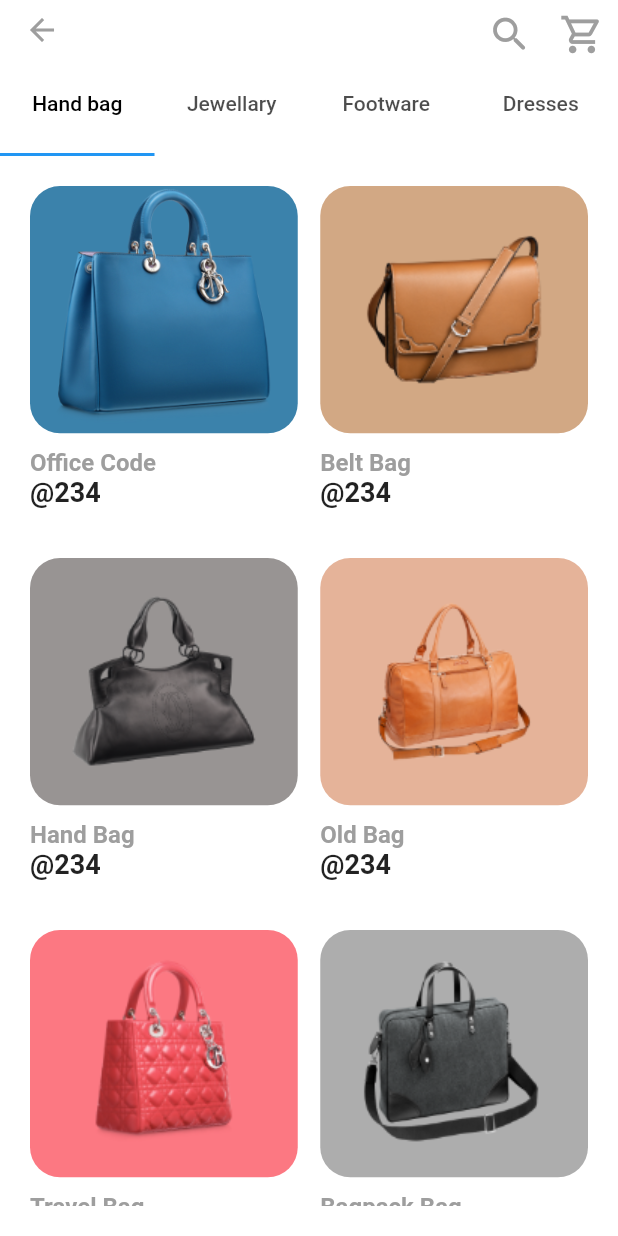
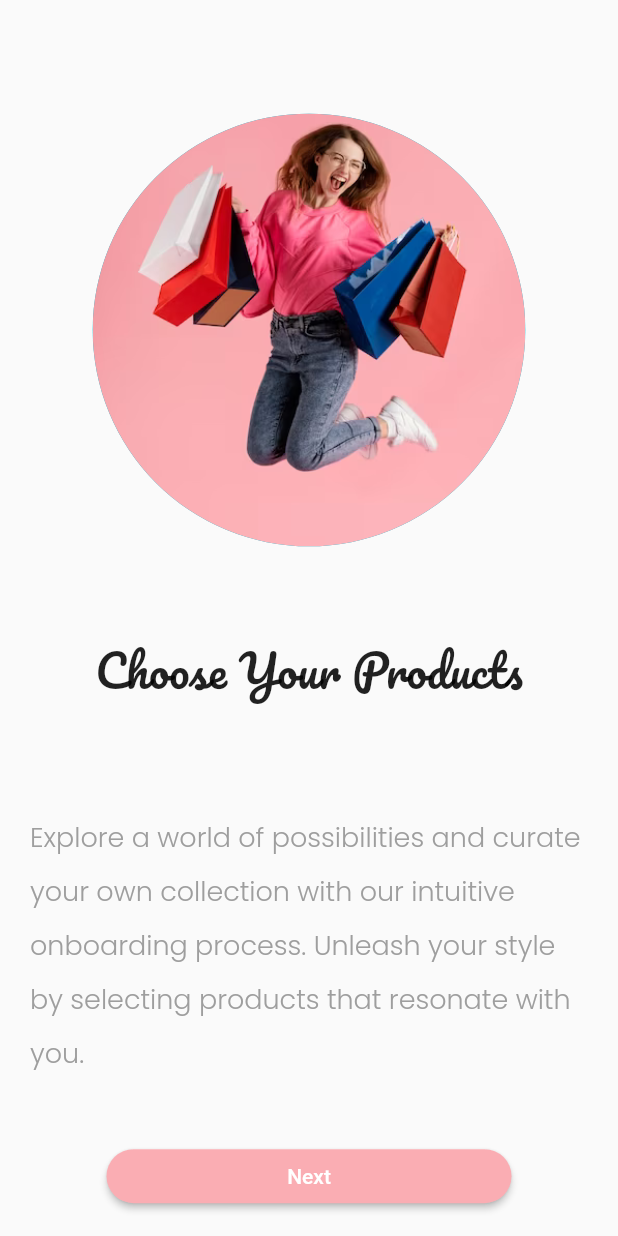
Before and after one commit to AvinashFunde/online_shopping_App, a Flutter app: the screen it shows after launch, on a phone screen of 412 x 824 dp. Run offline on Flutter 3.47's test engine with Material 2 defaults, Android fonts, the phone set to English and light mode, and no system bars; our stand-ins replace animate_do.

Commit message:
onbordind screen and api done

```diff
--- a/lib/globalVar.dart
+++ b/lib/globalVar.dart
@@ -23,5 +23,7 @@ class GlobalVariable {
     cartList.add(product);
   }
 
+
+
 // Other methods or functionalities can be added as needed
 }
--- a/lib/homepage.dart
+++ b/lib/homepage.dart
@@ -1,6 +1,8 @@
 import 'package:flutter/gestures.dart';
 import 'package:flutter/material.dart';
+import 'package:online_shooping_app/ApiFistScreen.dart';
 import 'details.dart';
+import 'onbordindS1.dart';
 
 class ProductModel {
   String image;
@@ -85,43 +87,43 @@ List<ProductModel> products = [
   ),
   ProductModel(
       image: "assets/images/b.png",
-      color: Color(0xFFD2A884),
+      color: Color(0xFF000000),
       name: "Gold Bracelet",
       type: 'jweklary',
       price: "@234"),
   ProductModel(
       image: "assets/images/c.png",
-      color: Color(0xFF989493),
+      color: Color(0xFF000000),
       name: "Silver Earrings",
       type: 'jweklary',
       price: "@234"),
   ProductModel(
       image: "assets/images/d.png",
-      color: Color(0xFFE5B399),
+      color: Color(0xFF000000),
       type: 'jweklary',
       name: "Emerald Ring",
       price: "@234"),
   ProductModel(
       image: "assets/images/e.png",
-      color: Color(0xFFE5B399),
+      color: Color(0xFF000000),
       type: 'jweklary',
       name: "Pearl Necklace",
       price: "@234"),
   ProductModel(
       image: "assets/images/f.png",
-      color: Color(0xFFADADAD),
+      color: Color(0xFF000000),
       type: 'jweklary',
       name: "Ruby Brooch",
       price: "@234"),
   ProductModel(
       image: "assets/images/g.png",
-      color: Color(0xFF3B82AB),
+      color: Color(0xFF000000),
       type: 'jweklary',
       name: "Sapphire Pendant",
       price: "@234"),
   ProductModel(
       image: "assets/images/h.png",
-      color: Color(0xFFD2A884),
+      color: Color(0xFF000000),
       type: 'jweklary',
       name: "Rose Gold Anklet",
       price: "@234"),
@@ -138,7 +140,6 @@ List<ProductModel> products = [
       color: Color(0xFFD2A884),
       type: 'shoe',
       name: "FlexFit Runner  ",
-
       price: "@500"),
   ProductModel(
       image: "assets/images/sc.png",
@@ -146,22 +147,20 @@ List<ProductModel> products = [
       color: Color(0xFFD2A884),
       type: 'shoe',
       name: "Urban Trekker",
-
       price: "@500"),
   ProductModel(
       image: "assets/images/sd.png",
       //yaha se start shooes
-      color: Color(0xFFD2A884),
+      color: Color(0xFF000000),
       type: 'shoe',
       name: "Skywalk Comfort",
       price: "@500"),
   ProductModel(
       image: "assets/images/se.png",
       //yaha se start shooes
-      color: Color(0xFFD2A884),
+      color: Color(0xFF000000),
       type: 'shoe',
       name: "Zen Sole Sneaker ",
-
       price: "@500"),
   ProductModel(
       image: "assets/images/sf.png",
@@ -169,7 +168,6 @@ List<ProductModel> products = [
       color: Color(0xFFD2A884),
       type: 'shoe',
       name: "Vogue Walkers ",
-
       price: "@500"),
   ProductModel(
       image: "assets/images/sg.png",
@@ -177,16 +175,13 @@ List<ProductModel> products = [
       color: Color(0xFFD2A884),
       type: 'shoe',
       name: "Gravity Defyer",
-
       price: "@500"),
   ProductModel(
       image: "assets/images/sh.png",
-
-      color: Color(0xFFD2A884),
+      color: Color(0xFF000000),
       type: 'shoe',
       name: "Elite Glide Pro",
       price: "@500"),
-
 ];
 
 class _MyHomePageState extends State<MyHomePage>
@@ -204,11 +199,12 @@ class _MyHomePageState extends State<MyHomePage>
     super.initState();
     handBags = products.where((element) => element.type == 'handBag').toList();
     jweklary = products.where((element) => element.type == 'jweklary').toList();
-    footware= products.where((element) => element.type == 'shoe').toList();
+    footware = products.where((element) => element.type == 'shoe').toList();
     tabController = TabController(length: 4, vsync: this);
   }
 
   Color g = Colors.grey;
+  bool isSearching = false;
 
   @override
   Widget build(BuildContext context) {
@@ -233,19 +229,17 @@ class _MyHomePageState extends State<MyHomePage>
     return Scaffold(
         backgroundColor: Colors.white,
         appBar: AppBar(
+
           centerTitle: true,
           elevation: 0,
           backgroundColor: Colors.white,
-          leading: IconButton(
-              onPressed: () {},
-              icon: Icon(
-                Icons.arrow_back,
-                color: g,
-              ),
-              color: g),
           actions: [
             IconButton(
-                onPressed: () {},
+                onPressed: () {
+                  setState(() {
+                    Navigator.push(context, MaterialPageRoute(builder: (context)=>Onbord1()));
+                  });
+                },
                 icon: Icon(
                   Icons.search_rounded,
                   color: g,
@@ -256,6 +250,17 @@ class _MyHomePageState extends State<MyHomePage>
                 onPressed: () {},
                 icon: Icon(
                   Icons.shopping_cart_outlined,
+                  color: g,
+                  size: 30,
+                ),
+                color: g),
+            IconButton(
+                onPressed: () {
+                  Navigator.push(context,
+                      MaterialPageRoute(builder: (context) => ApiFScreen()));
+                },
+                icon: Icon(
+                  Icons.api,
                   color: g,
                   size: 30,
                 ),
@@ -274,6 +279,7 @@ class _MyHomePageState extends State<MyHomePage>
             tabs: [
               Tab(
                 text: "Hand bag",
+
               ),
               Tab(
                 text: "Jewellary",
@@ -285,6 +291,33 @@ class _MyHomePageState extends State<MyHomePage>
                 text: "Dresses",
               ),
             ],
+          ),
+        ),
+        drawer: SafeArea(
+          child: Drawer(
+            surfaceTintColor: Colors.pink,
+           // shape: RoundedRectangleBorder(
+             // borderRadius: BorderRadius.only(
+                 // topRight: Radius.circular(50),
+                //  bottomRight: Radius.circular(50)),
+            //),
+            child: ListView(
+              children: [
+                DrawerHeader(padding: EdgeInsetsGeometry.infinity,
+                    decoration: BoxDecoration(
+                  color: Colors.cyan
+                ),
+                    child: UserAccountsDrawerHeader(
+                        currentAccountPictureSize: Size.fromRadius(30),
+                     accountName: Text("Avinash funde"),
+                     accountEmail: Text("avi3.3215@gmail.com"),
+                      currentAccountPicture: CircleAvatar(
+                        child: Text("A"),
+                      ),
+
+                ))
+              ],
+            ),
           ),
         ),
         body: Padding(
@@ -303,13 +336,15 @@ class _MyHomePageState extends State<MyHomePage>
                   itemBuilder: (BuildContext, index) {
                     return GestureDetector(
                       onTap: () {
-                        // Navigator.push(context, MaterialPageRoute(builder: (context)=>DetailsPage(
-                        //     handbags[index],
+                        Navigator.push(
+                            context,
+                            MaterialPageRoute(
+                                builder: (context) =>
+                                    DetailsPage(handBags[index])));
                         // ))
                         // );
                         // Navigator.push(context, route)
-                        Navigator.of(context)
-                            .push(myHomePage(DetailsPage(products[index])));
+                        // Navigator.of(context).push(myHomePage(DetailsPage(handBags[index])));
                       },
                       child: Column(
                         // mainAxisAlignment: MainAxisAlignment.start,
@@ -405,7 +440,7 @@ class _MyHomePageState extends State<MyHomePage>
                       crossAxisSpacing: 15.0, // Spacing between columns
                       mainAxisSpacing: 10.0,
                       childAspectRatio: 9 / 12 // Spacing between rows
-                  ),
+                      ),
                   itemBuilder: (BuildContext, index) {
                     return GestureDetector(
                       onTap: () {
@@ -427,9 +462,9 @@ class _MyHomePageState extends State<MyHomePage>
                                 borderRadius: BorderRadius.circular(20)),
                             child: Center(
                                 child: Image.asset(
-                                  footware[index].image,
-                                  fit: BoxFit.cover,
-                                )),
+                              footware[index].image,
+                              fit: BoxFit.cover,
+                            )),
                           ),
                           SizedBox(
                             height: 10,
@@ -450,10 +485,10 @@ class _MyHomePageState extends State<MyHomePage>
                       ),
                     );
                   }),
-
-
             ],
           ),
-        ));
+        ),
+
+    );
   }
 }
--- a/lib/main.dart
+++ b/lib/main.dart
@@ -1,6 +1,8 @@
 import 'package:flutter/material.dart';
+import 'package:flutter/services.dart';
 
 import 'homepage.dart';
+import 'onbordindS1.dart';
 
 void main() {
   runApp(const MyApp());
@@ -12,16 +14,20 @@ class MyApp extends StatelessWidget {
   // This widget is the root of your application.
   @override
   Widget build(BuildContext context) {
+    SystemChrome.setPreferredOrientations([
+      DeviceOrientation.portraitUp,
+      DeviceOrientation.portraitDown,
+    ]);
     return MaterialApp(
       debugShowCheckedModeBanner: false,
       title: 'Flutter Demo',
-      theme: ThemeData(
-        backgroundColor: Colors.white,
+      // theme: ThemeData(
+      //   backgroundColor: Colors.white,
+      //
+      //  // primarySwatch: Colors.blue,
+      // ),
 
-       // primarySwatch: Colors.blue,
-      ),
-
-      home: MyHomePage(),
+      home: Onbord1(),
     );
   }
 }
--- /dev/null
+++ b/lib/onbordindS1.dart
@@ -0,0 +1,76 @@
+import 'package:flutter/material.dart';
+
+import 'onbordingS2.dart';
+
+class Onbord1 extends StatefulWidget {
+  const Onbord1({super.key});
+
+  @override
+  State<Onbord1> createState() => _Onbord1State();
+}
+
+class _Onbord1State extends State<Onbord1> {
+  Color cr = Color(0xFFFAADB3);
+  @override
+  Widget build(BuildContext context) {
+    return SafeArea(
+      child: Scaffold(
+        body: Padding(
+          padding: const EdgeInsets.all(20.0),
+          child: Column(
+               children: [
+                 Center(
+                   child: Container(
+
+                     height: 400,
+                     width: MediaQuery.of(context).size.width*0.7,
+                     decoration: BoxDecoration(
+                         color: Colors.cyan,
+                       shape: BoxShape.circle,
+                       image: DecorationImage(
+
+                           image:AssetImage("assets/images/onbord1.png"),
+                       fit: BoxFit.cover
+                       )
+                     ),
+                   ),
+                 ),
+                 Text("Choose Your Products",
+                 style: TextStyle(
+                     fontSize: 30,
+                  // fontWeight: FontWeight.bold,
+                   fontFamily: 'Pacifico'
+                 ),
+                 ),
+                 SizedBox(height: MediaQuery.of(context).size.height*0.08),
+                 Text("Explore a world of possibilities and curate your own collection with our intuitive onboarding process. Unleash your style by selecting products that resonate with you.",
+                 style: TextStyle(
+                   height: 2,
+                     fontSize: 18,
+                   fontFamily: 'Poppinslight',
+                   color: Colors.grey,
+
+                 ),
+                 ),
+                 SizedBox(height: MediaQuery.of(context).size.height*0.05),
+                 MaterialButton(
+
+                   minWidth: 270,
+                   onPressed: (){
+                     Navigator.push(context, MaterialPageRoute(builder: (context)=>Onbord2()));
+                   },
+                   color: cr,
+                   shape: RoundedRectangleBorder(
+                     borderRadius: BorderRadius.circular(20)
+                   ),
+                 child: Text("Next",style:TextStyle(
+                     color: Colors.white
+                 ) ),
+                 )
+               ],
+          ),
+        ),
+      ),
+    );
+  }
+}
```
Also changed, not shown: lib/ApiFistScreen.dart (added, +76 -0 lines), lib/ApiModel.dart (added, +24 -0 lines), lib/Api_services.dart (added, +42 -0 lines), lib/details.dart (+46 -44 lines), lib/onbording3.dart (added, +77 -0 lines), lib/onbordingS2.dart (added, +75 -0 lines), pubspec.yaml (+18 -11 lines), assets/images/onbord1.png (added), assets/images/onbord2.png (added), assets/images/onbord3.png (added), fonts/Pacifico-Regular.ttf (added), fonts/Poppins-Bold.ttf (added), fonts/Poppins-Light.ttf (added), fonts/Poppins-Medium.ttf (added), 1 more files.
